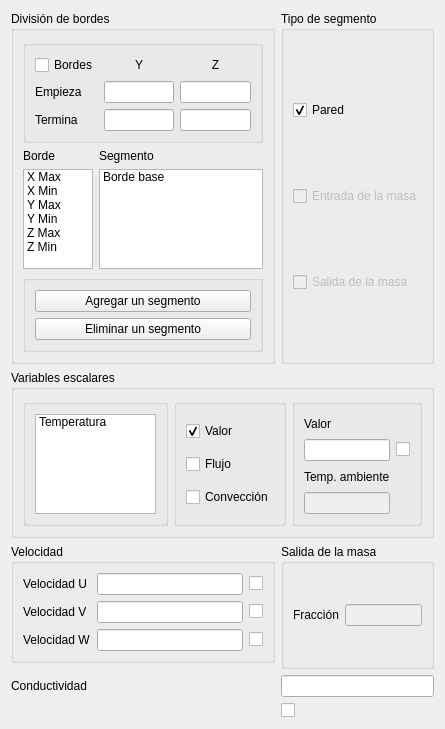
The window that bordes_window/ui/bordes_window.ui (luisdavidrodm/PrePRODIC3D) describes before a commit, drawn with Qt 5.
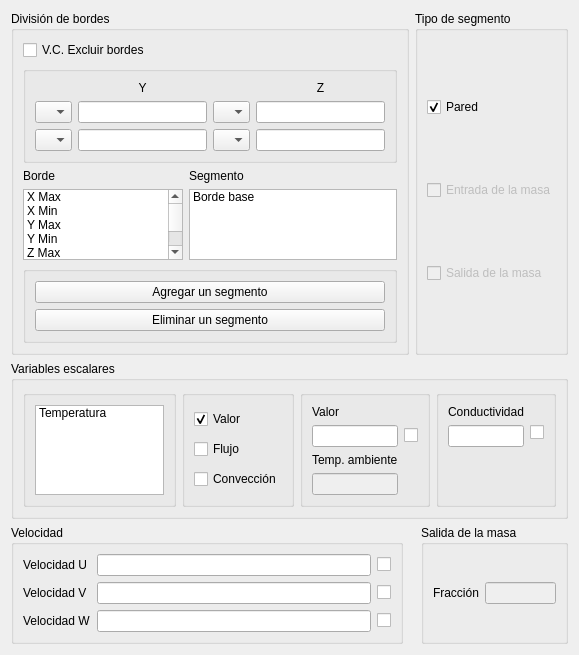
The same window after the commit.

Commit message: Cambios en la interfaz grafica

```diff
--- a/bordes_window/ui/bordes_window.ui
+++ b/bordes_window/ui/bordes_window.ui
@@ -6,136 +6,209 @@
    <rect>
     <x>0</x>
     <y>0</y>
-    <width>445</width>
-    <height>729</height>
+    <width>579</width>
+    <height>655</height>
    </rect>
   </property>
   <property name="windowTitle">
    <string>Bordes - PrePRODIC3D</string>
   </property>
   <layout class="QGridLayout" name="gridLayout_3">
-   <item row="0" column="1">
-    <widget class="QGroupBox" name="gb_tipo_segment">
+   <item row="2" column="3">
+    <widget class="QGroupBox" name="groupBox_5">
      <property name="title">
-      <string>Tipo de segmento</string>
+      <string>Salida de la masa</string>
      </property>
-     <layout class="QVBoxLayout" name="verticalLayout">
+     <layout class="QHBoxLayout" name="horizontalLayout_34">
       <item>
-       <widget class="QCheckBox" name="chb_wall">
+       <widget class="QLabel" name="label_6">
         <property name="text">
-         <string>Pared</string>
+         <string>Fracción</string>
         </property>
-        <property name="checked">
-         <bool>true</bool>
-        </property>
-        <property name="tristate">
-         <bool>false</bool>
-        </property>
        </widget>
       </item>
       <item>
-       <widget class="QCheckBox" name="chb_inmass">
+       <widget class="QLineEdit" name="le_fracmass">
         <property name="enabled">
          <bool>false</bool>
         </property>
+       </widget>
+      </item>
+     </layout>
+    </widget>
+   </item>
+   <item row="2" column="0">
+    <widget class="QGroupBox" name="groupBox_4">
+     <property name="title">
+      <string>Velocidad</string>
+     </property>
+     <layout class="QGridLayout" name="gridLayout_4">
+      <item row="0" column="1">
+       <widget class="QLabel" name="label_4">
         <property name="text">
-         <string>Entrada de la masa</string>
+         <string>Velocidad U</string>
         </property>
        </widget>
       </item>
-      <item>
-       <widget class="QCheckBox" name="chb_outmass">
+      <item row="2" column="1">
+       <widget class="QLabel" name="label_9">
+        <property name="text">
+         <string>Velocidad W</string>
+        </property>
+       </widget>
+      </item>
+      <item row="1" column="2">
+       <widget class="QLineEdit" name="le_value_veloc_v">
         <property name="enabled">
-         <bool>false</bool>
+         <bool>true</bool>
         </property>
+       </widget>
+      </item>
+      <item row="0" column="2">
+       <widget class="QLineEdit" name="le_value_veloc_u">
+        <property name="enabled">
+         <bool>true</bool>
+        </property>
+       </widget>
+      </item>
+      <item row="1" column="1">
+       <widget class="QLabel" name="label_5">
         <property name="text">
-         <string>Salida de la masa</string>
+         <string>Velocidad V</string>
         </property>
        </widget>
       </item>
+      <item row="1" column="3">
+       <widget class="QCheckBox" name="chb_ex_veloc_v">
+        <property name="text">
+         <string/>
+        </property>
+       </widget>
+      </item>
+      <item row="2" column="2">
+       <widget class="QLineEdit" name="le_value_veloc_w">
+        <property name="enabled">
+         <bool>true</bool>
+        </property>
+       </widget>
+      </item>
+      <item row="2" column="3">
+       <widget class="QCheckBox" name="chb_ex_veloc_w">
+        <property name="text">
+         <string/>
+        </property>
+       </widget>
+      </item>
+      <item row="0" column="3">
+       <widget class="QCheckBox" name="chb_ex_veloc_u">
+        <property name="text">
+         <string/>
+        </property>
+       </widget>
+      </item>
      </layout>
     </widget>
    </item>
-   <item row="0" column="0">
+   <item row="0" column="0" colspan="2">
     <widget class="QGroupBox" name="groupBox">
      <property name="title">
       <string>División de bordes</string>
      </property>
      <layout class="QGridLayout" name="gridLayout">
-      <item row="3" column="0" colspan="3">
-       <widget class="QListWidget" name="lw_bordes">
-        <item>
-         <property name="text">
-          <string>X Max</string>
-         </property>
-        </item>
-        <item>
-         <property name="text">
-          <string>X Min</string>
-         </property>
-        </item>
-        <item>
-         <property name="text">
-          <string>Y Max</string>
-         </property>
-        </item>
-        <item>
-         <property name="text">
-          <string>Y Min</string>
-         </property>
-        </item>
-        <item>
-         <property name="text">
-          <string>Z Max</string>
-         </property>
-        </item>
-        <item>
-         <property name="text">
-          <string>Z Min</string>
-         </property>
-        </item>
+      <item row="5" column="0" colspan="4">
+       <widget class="QGroupBox" name="groupBox_7">
+        <property name="title">
+         <string/>
+        </property>
+        <layout class="QVBoxLayout" name="verticalLayout_5">
+         <item>
+          <widget class="QPushButton" name="pb_addpatch">
+           <property name="text">
+            <string>Agregar un segmento</string>
+           </property>
+          </widget>
+         </item>
+         <item>
+          <widget class="QPushButton" name="pb_rempatch">
+           <property name="text">
+            <string>Eliminar un segmento</string>
+           </property>
+          </widget>
+         </item>
+        </layout>
        </widget>
       </item>
-      <item row="2" column="3">
+      <item row="3" column="3">
        <widget class="QLabel" name="label_3">
         <property name="text">
          <string>Segmento</string>
         </property>
        </widget>
       </item>
+      <item row="3" column="0" colspan="2">
+       <widget class="QLabel" name="label_2">
+        <property name="text">
+         <string>Borde</string>
+        </property>
+       </widget>
+      </item>
+      <item row="4" column="3">
+       <widget class="QListWidget" name="lw_patchlist">
+        <item>
+         <property name="text">
+          <string>Borde base</string>
+         </property>
+        </item>
+       </widget>
+      </item>
       <item row="1" column="0" colspan="4">
        <widget class="QGroupBox" name="groupBox_2">
         <property name="title">
          <string/>
         </property>
         <layout class="QGridLayout" name="gridLayout_5">
-         <item row="1" column="2">
-          <widget class="QLineEdit" name="le_vertical_start"/>
-         </item>
-         <item row="3" column="1">
-          <widget class="QLineEdit" name="le_transversal_end"/>
-         </item>
-         <item row="1" column="0">
-          <widget class="QLabel" name="label">
-           <property name="text">
-            <string>Empieza</string>
-           </property>
-          </widget>
-         </item>
-         <item row="3" column="0">
-          <widget class="QLabel" name="label_10">
-           <property name="text">
-            <string>Termina</string>
-           </property>
-          </widget>
-         </item>
-         <item row="1" column="1">
-          <widget class="QLineEdit" name="le_transversal_start"/>
-         </item>
-         <item row="3" column="2">
+         <item row="4" column="5">
           <widget class="QLineEdit" name="le_vertical_end"/>
          </item>
-         <item row="0" column="1">
+         <item row="4" column="4">
+          <widget class="QComboBox" name="comboBox_4">
+           <item>
+            <property name="text">
+             <string/>
+            </property>
+           </item>
+           <item>
+            <property name="text">
+             <string>&lt;</string>
+            </property>
+           </item>
+           <item>
+            <property name="text">
+             <string>≤</string>
+            </property>
+           </item>
+          </widget>
+         </item>
+         <item row="2" column="4">
+          <widget class="QComboBox" name="comboBox_3">
+           <item>
+            <property name="text">
+             <string/>
+            </property>
+           </item>
+           <item>
+            <property name="text">
+             <string>&gt;</string>
+            </property>
+           </item>
+           <item>
+            <property name="text">
+             <string>≥</string>
+            </property>
+           </item>
+          </widget>
+         </item>
+         <item row="0" column="2">
           <widget class="QLabel" name="lb_transversal">
            <property name="layoutDirection">
             <enum>Qt::LeftToRight</enum>
@@ -148,7 +221,45 @@
            </property>
           </widget>
          </item>
-         <item row="0" column="2">
+         <item row="2" column="1">
+          <widget class="QComboBox" name="comboBox">
+           <item>
+            <property name="text">
+             <string/>
+            </property>
+           </item>
+           <item>
+            <property name="text">
+             <string>&gt;</string>
+            </property>
+           </item>
+           <item>
+            <property name="text">
+             <string>≥</string>
+            </property>
+           </item>
+          </widget>
+         </item>
+         <item row="4" column="1">
+          <widget class="QComboBox" name="comboBox_2">
+           <item>
+            <property name="text">
+             <string/>
+            </property>
+           </item>
+           <item>
+            <property name="text">
+             <string>&lt;</string>
+            </property>
+           </item>
+           <item>
+            <property name="text">
+             <string>≤</string>
+            </property>
+           </item>
+          </widget>
+         </item>
+         <item row="0" column="5">
           <widget class="QLabel" name="lb_vertical">
            <property name="text">
             <string>Z</string>
@@ -158,89 +269,63 @@
            </property>
           </widget>
          </item>
-         <item row="0" column="0">
-          <widget class="QCheckBox" name="chb_exclude_borders">
-           <property name="text">
-            <string>Bordes</string>
-           </property>
-          </widget>
+         <item row="2" column="2">
+          <widget class="QLineEdit" name="le_transversal_start"/>
          </item>
+         <item row="2" column="5">
+          <widget class="QLineEdit" name="le_vertical_start"/>
+         </item>
+         <item row="4" column="2">
+          <widget class="QLineEdit" name="le_transversal_end"/>
+         </item>
         </layout>
        </widget>
       </item>
-      <item row="2" column="0" colspan="2">
-       <widget class="QLabel" name="label_2">
+      <item row="0" column="0">
+       <widget class="QCheckBox" name="chb_exclude_borders">
         <property name="text">
-         <string>Borde</string>
+         <string>V.C. Excluir bordes</string>
         </property>
        </widget>
       </item>
-      <item row="4" column="0" colspan="4">
-       <widget class="QGroupBox" name="groupBox_7">
-        <property name="title">
-         <string/>
-        </property>
-        <layout class="QVBoxLayout" name="verticalLayout_5">
-         <item>
-          <widget class="QPushButton" name="pb_addpatch">
-           <property name="text">
-            <string>Agregar un segmento</string>
-           </property>
-          </widget>
-         </item>
-         <item>
-          <widget class="QPushButton" name="pb_rempatch">
-           <property name="text">
-            <string>Eliminar un segmento</string>
-           </property>
-          </widget>
-         </item>
-        </layout>
-       </widget>
-      </item>
-      <item row="3" column="3">
-       <widget class="QListWidget" name="lw_patchlist">
+      <item row="4" column="0" colspan="3">
+       <widget class="QListWidget" name="lw_bordes">
         <item>
          <property name="text">
-          <string>Borde base</string>
+          <string>X Max</string>
          </property>
         </item>
+        <item>
+         <property name="text">
+          <string>X Min</string>
+         </property>
+        </item>
+        <item>
+         <property name="text">
+          <string>Y Max</string>
+         </property>
+        </item>
+        <item>
+         <property name="text">
+          <string>Y Min</string>
+         </property>
+        </item>
+        <item>
+         <property name="text">
+          <string>Z Max</string>
+         </property>
+        </item>
+        <item>
+         <property name="text">
+          <string>Z Min</string>
+         </property>
+        </item>
        </widget>
       </item>
      </layout>
     </widget>
    </item>
-   <item row="2" column="1" rowspan="2">
-    <widget class="QGroupBox" name="groupBox_5">
-     <property name="title">
-      <string>Salida de la masa</string>
-     </property>
-     <layout class="QHBoxLayout" name="horizontalLayout_34">
-      <item>
-       <widget class="QLabel" name="label_6">
-        <property name="text">
-         <string>Fracción</string>
-        </property>
-       </widget>
-      </item>
-      <item>
-       <widget class="QLineEdit" name="le_fracmass">
-        <property name="enabled">
-         <bool>false</bool>
-        </property>
-       </widget>
-      </item>
-     </layout>
-    </widget>
-   </item>
-   <item row="5" column="0">
-    <widget class="QLabel" name="label_7">
-     <property name="text">
-      <string>Conductividad</string>
-     </property>
-    </widget>
-   </item>
-   <item row="1" column="0" colspan="2">
+   <item row="1" column="0" colspan="4">
     <widget class="QGroupBox" name="groupBox_3">
      <property name="title">
       <string>Variables escalares</string>
@@ -306,31 +391,31 @@
          <string/>
         </property>
         <layout class="QGridLayout" name="gridLayout_6">
-         <item row="4" column="0">
-          <widget class="QLineEdit" name="le_tempamb">
-           <property name="enabled">
-            <bool>false</bool>
+         <item row="0" column="0">
+          <widget class="QLabel" name="lb_value">
+           <property name="text">
+            <string>Valor</string>
            </property>
           </widget>
          </item>
-         <item row="3" column="0">
+         <item row="5" column="0">
           <widget class="QLabel" name="lb_variable">
            <property name="text">
             <string>Temp. ambiente</string>
            </property>
           </widget>
          </item>
-         <item row="2" column="0">
+         <item row="6" column="0">
+          <widget class="QLineEdit" name="le_tempamb">
+           <property name="enabled">
+            <bool>false</bool>
+           </property>
+          </widget>
+         </item>
+         <item row="3" column="0">
           <widget class="QLineEdit" name="le_value"/>
          </item>
-         <item row="0" column="0">
-          <widget class="QLabel" name="lb_value">
-           <property name="text">
-            <string>Valor</string>
-           </property>
-          </widget>
-         </item>
-         <item row="2" column="1">
+         <item row="3" column="1">
           <widget class="QCheckBox" name="chb_ex_value">
            <property name="toolTip">
             <string>Hola</string>
@@ -346,95 +431,84 @@
         </layout>
        </widget>
       </item>
+      <item>
+       <widget class="QGroupBox" name="groupBox_9">
+        <property name="title">
+         <string/>
+        </property>
+        <property name="alignment">
+         <set>Qt::AlignCenter</set>
+        </property>
+        <layout class="QFormLayout" name="formLayout">
+         <item row="0" column="0">
+          <widget class="QLabel" name="label">
+           <property name="text">
+            <string>Conductividad</string>
+           </property>
+          </widget>
+         </item>
+         <item row="1" column="0">
+          <widget class="QLineEdit" name="le_k">
+           <property name="placeholderText">
+            <string/>
+           </property>
+          </widget>
+         </item>
+         <item row="1" column="1">
+          <widget class="QCheckBox" name="chb_ex_k">
+           <property name="text">
+            <string/>
+           </property>
+          </widget>
+         </item>
+        </layout>
+       </widget>
+      </item>
      </layout>
     </widget>
    </item>
-   <item row="2" column="0">
-    <widget class="QGroupBox" name="groupBox_4">
+   <item row="0" column="2" colspan="2">
+    <widget class="QGroupBox" name="gb_tipo_segment">
      <property name="title">
-      <string>Velocidad</string>
+      <string>Tipo de segmento</string>
      </property>
-     <layout class="QGridLayout" name="gridLayout_4">
-      <item row="1" column="2">
-       <widget class="QLineEdit" name="le_value_veloc_v">
-        <property name="enabled">
-         <bool>true</bool>
-        </property>
-       </widget>
-      </item>
-      <item row="0" column="1">
-       <widget class="QLabel" name="label_4">
+     <layout class="QVBoxLayout" name="verticalLayout">
+      <item>
+       <widget class="QCheckBox" name="chb_wall">
         <property name="text">
-         <string>Velocidad U</string>
+         <string>Pared</string>
         </property>
-       </widget>
-      </item>
-      <item row="1" column="1">
-       <widget class="QLabel" name="label_5">
-        <property name="text">
-         <string>Velocidad V</string>
-        </property>
-       </widget>
-      </item>
-      <item row="2" column="2">
-       <widget class="QLineEdit" name="le_value_veloc_w">
-        <property name="enabled">
+        <property name="checked">
          <bool>true</bool>
         </property>
+        <property name="tristate">
+         <bool>false</bool>
+        </property>
        </widget>
       </item>
-      <item row="0" column="2">
-       <widget class="QLineEdit" name="le_value_veloc_u">
+      <item>
+       <widget class="QCheckBox" name="chb_inmass">
         <property name="enabled">
-         <bool>true</bool>
+         <bool>false</bool>
         </property>
-       </widget>
-      </item>
-      <item row="2" column="1">
-       <widget class="QLabel" name="label_9">
         <property name="text">
-         <string>Velocidad W</string>
+         <string>Entrada de la masa</string>
         </property>
        </widget>
       </item>
-      <item row="0" column="3">
-       <widget class="QCheckBox" name="chb_ex_veloc_u">
-        <property name="text">
-         <string/>
+      <item>
+       <widget class="QCheckBox" name="chb_outmass">
+        <property name="enabled">
+         <bool>false</bool>
         </property>
-       </widget>
-      </item>
-      <item row="1" column="3">
-       <widget class="QCheckBox" name="chb_ex_veloc_v">
         <property name="text">
-         <string/>
-        </property>
-       </widget>
-      </item>
-      <item row="2" column="3">
-       <widget class="QCheckBox" name="chb_ex_veloc_w">
-        <property name="text">
-         <string/>
+         <string>Salida de la masa</string>
         </property>
        </widget>
       </item>
      </layout>
     </widget>
    </item>
-   <item row="5" column="1">
-    <widget class="QLineEdit" name="le_k">
-     <property name="placeholderText">
-      <string/>
-     </property>
-    </widget>
-   </item>
-   <item row="6" column="1">
-    <widget class="QCheckBox" name="chb_ex_k">
-     <property name="text">
-      <string/>
-     </property>
-    </widget>
-   </item>
   </layout>
  </widget>
  <resources/>
```
The commit also changes 5 other files.
